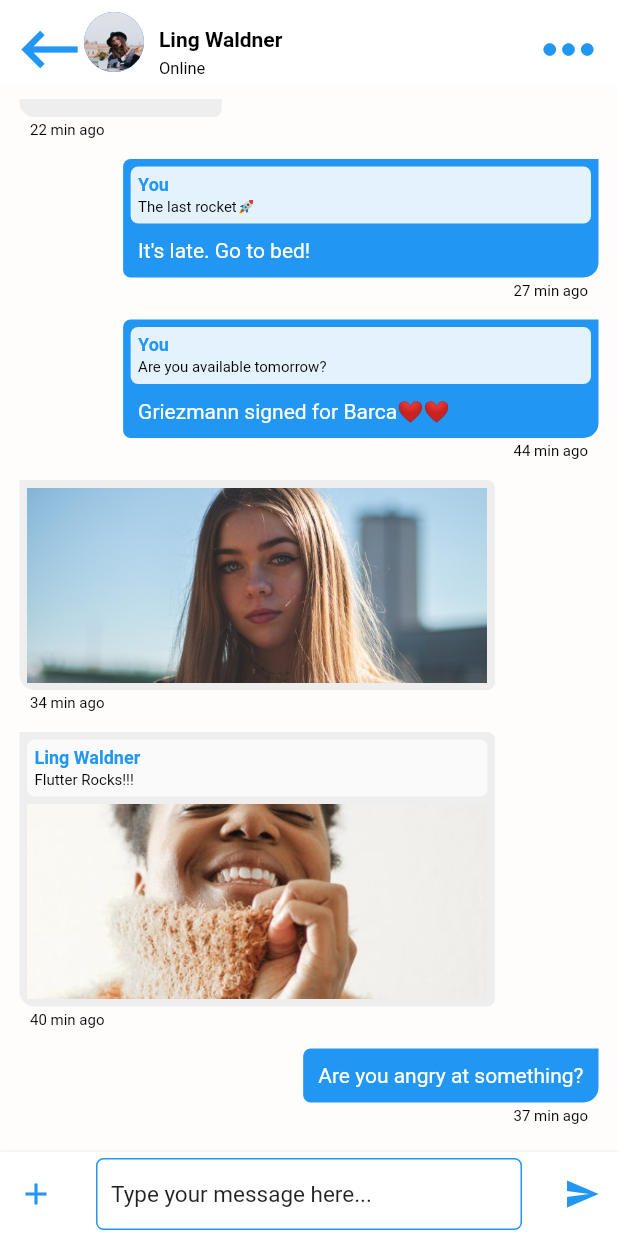
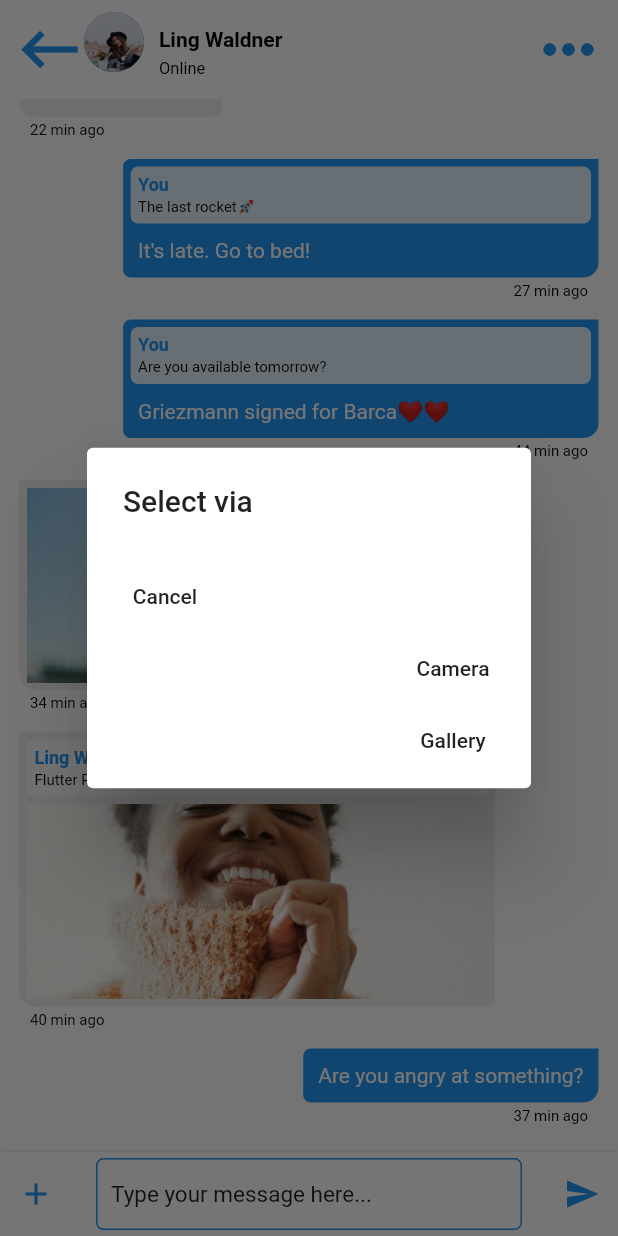
Before and after one commit to expertamitch/devhub, a Flutter app: the Conversation screen opened directly with empty values, after a tap on the "add" icon, on a phone screen of 412 x 824 dp. Run offline on Flutter 3.47's test engine with Material 2 defaults, Android fonts, the phone set to English and light mode, and no system bars; our stand-ins replace carousel_slider, country_code_picker, flutter_chips_input, font_awesome_flutter, image_picker, photo_view and 2 more; missing offline and left inert: ff_navigation_bar.

Commit message:
chat fixes

```diff
--- a/lib/screens/messages/conversation.dart
+++ b/lib/screens/messages/conversation.dart
@@ -1,3 +1,5 @@
+import 'dart:io';
+
 import 'package:dev_hub/blocs/conversation_bloc.dart';
 import 'package:dev_hub/ui/communities/community_details.dart';
 import 'package:dev_hub/ui/profile/user_profile.dart';
@@ -5,6 +7,8 @@ import 'package:dev_hub/util/data.dart';
 import 'package:dev_hub/widgets/chat_bubble.dart';
 import 'package:flutter/material.dart';
 import 'dart:math';
+
+import 'package:image_picker/image_picker.dart';
 
 class Conversation extends StatefulWidget {
   bool isCommunity;
@@ -19,7 +23,9 @@ class _ConversationState extends State<Conversation> {
   ConversationBloc _bloc = ConversationBloc();
   static Random random = Random();
   String name = names[random.nextInt(10)];
+  File _image;
   TextEditingController textEditingController = TextEditingController();
+  double offset = 0.0;
 
   @override
   Widget build(BuildContext context) {
@@ -181,7 +187,10 @@ class _ConversationState extends State<Conversation> {
                       reverse: true,
                       itemBuilder: (BuildContext context, int index) {
                         Map msg = snapshot.data[index];
-                        return ChatBubble(
+                        return GestureDetector(
+                          child: Transform.translate(
+                            offset: Offset(offset, 0.0),
+                            child: ChatBubble(
                               message: msg['type'] == "text"
                                   ? msg["text"]
                                   : msg["image"],
@@ -193,6 +202,17 @@ class _ConversationState extends State<Conversation> {
                               isGroup: msg['isGroup'],
                               isReply: msg['isReply'],
                               replyName: name,
+                            ),
+                          ),
+                          onHorizontalDragUpdate: (i) {
+                            setState(() {
+                              offset = i.globalPosition.dx;
+                            });
+                            print(i.localPosition.toString());
+                          },
+                          onHorizontalDragStart: (i) {
+//                            print(i.localPosition.toString());
+                          },
                         );
                       },
                     );
@@ -226,7 +246,9 @@ class _ConversationState extends State<Conversation> {
                             Icons.add,
                             color: Theme.of(context).accentColor,
                           ),
-                          onPressed: () {},
+                          onPressed: () {
+                            _showImagePickOptionDialog(false);
+                          },
                         ),
                         contentPadding: EdgeInsets.all(0),
                         title: TextField(
@@ -309,4 +331,58 @@ class _ConversationState extends State<Conversation> {
           );
         });
   }
+
+  Future _getViaGallery(bool isReply) async {
+    var image = await ImagePicker.pickImage(source: ImageSource.gallery);
+    setState(() {
+      _image = image;
+      _bloc.addMediaMesssage(image.path, isReply);
+    });
   }
+
+  Future _getViaCamera(bool isReply) async {
+    var image = await ImagePicker.pickImage(source: ImageSource.camera);
+    setState(() {
+      _image = image;
+      _bloc.addMediaMesssage(image.path, isReply);
+    });
+  }
+
+  void _showImagePickOptionDialog(bool isReply) {
+    // flutter defined function
+    showDialog(
+      context: context,
+      builder: (BuildContext context) {
+        return AlertDialog(
+          title: Text("Select via"),
+          actions: <Widget>[
+            Container(
+              alignment: Alignment.centerLeft,
+              child: FlatButton(
+                  child: new Text(
+                    "Cancel",
+                    textAlign: TextAlign.start,
+                  ),
+                  onPressed: () {
+                    Navigator.of(context).pop();
+                  }),
+            ),
+            // usually buttons at the bottom of the dialog
+            FlatButton(
+                child: new Text("Camera"),
+                onPressed: () {
+                  Navigator.of(context).pop();
+                  _getViaCamera(isReply);
+                }),
+            FlatButton(
+                child: new Text("Gallery"),
+                onPressed: () {
+                  Navigator.of(context).pop();
+                  _getViaGallery(isReply);
+                }),
+          ],
+        );
+      },
+    );
+  }
+}
--- a/lib/widgets/chat_bubble.dart
+++ b/lib/widgets/chat_bubble.dart
@@ -1,15 +1,14 @@
 import 'dart:async';
+import 'dart:io';
 import 'dart:math';
 import 'package:flutter/material.dart';
 
 class ChatBubble extends StatefulWidget {
-
-
   final String message, time, username, type, replyText, replyName;
   final bool isMe, isGroup, isReply;
 
-  ChatBubble({
-    @required this.message,
+  ChatBubble(
+      {@required this.message,
       @required this.time,
       @required this.isMe,
       @required this.isGroup,
@@ -19,25 +18,20 @@ class ChatBubble extends StatefulWidget {
       @required this.isReply,
       @required this.replyName});
 
-
   @override
   _ChatBubbleState createState() => _ChatBubbleState();
 }
 
-
 class _ChatBubbleState extends State<ChatBubble> {
-
-
   List colors = Colors.primaries;
   static Random random = Random();
   int rNum = random.nextInt(18);
 
-
-
   @override
   Widget build(BuildContext context) {
-    final bg = widget.isMe ?Theme.of(context).accentColor : Colors.grey[200];
-    final align = widget.isMe ? CrossAxisAlignment.end: CrossAxisAlignment.start;
+    final bg = widget.isMe ? Theme.of(context).accentColor : Colors.grey[200];
+    final align =
+        widget.isMe ? CrossAxisAlignment.end : CrossAxisAlignment.start;
     final radius = widget.isMe
         ? BorderRadius.only(
             topLeft: Radius.circular(5.0),
@@ -60,15 +54,17 @@ class _ChatBubbleState extends State<ChatBubble> {
             borderRadius: radius,
           ),
           constraints: BoxConstraints(
-            maxWidth:  MediaQuery.of(context).size.width/1.3,
+            maxWidth: MediaQuery.of(context).size.width / 1.3,
             minWidth: 20.0,
           ),
           child: Column(
             mainAxisSize: MainAxisSize.min,
             mainAxisAlignment: MainAxisAlignment.start,
             children: <Widget>[
-              widget.isMe?SizedBox():
-              widget.isGroup?Padding(
+              widget.isMe
+                  ? SizedBox()
+                  : widget.isGroup
+                      ? Padding(
                           padding: EdgeInsets.only(right: 48.0),
                           child: Container(
                             child: Text(
@@ -83,15 +79,14 @@ class _ChatBubbleState extends State<ChatBubble> {
                             alignment: Alignment.centerLeft,
                           ),
                         )
-                  :SizedBox(),
-              widget.isGroup?widget.isMe?SizedBox():SizedBox(height: 5):SizedBox(),
-
-
-              widget.isReply?Container(
+                      : SizedBox(),
+              widget.isGroup
+                  ? widget.isMe ? SizedBox() : SizedBox(height: 5)
+                  : SizedBox(),
+              widget.isReply
+                  ? Container(
                       decoration: BoxDecoration(
-                  color: !widget.isMe
-                      ?Colors.grey[50]
-                      :Colors.blue[50],
+                        color: !widget.isMe ? Colors.grey[50] : Colors.blue[50],
                         borderRadius: BorderRadius.all(Radius.circular(5.0)),
                       ),
                       constraints: BoxConstraints(
@@ -104,10 +99,9 @@ class _ChatBubbleState extends State<ChatBubble> {
                         child: Column(
                           mainAxisSize: MainAxisSize.min,
                           children: <Widget>[
-
                             Container(
                               child: Text(
-                          widget.isMe?"You":widget.replyName,
+                                widget.isMe ? "You" : widget.replyName,
                                 style: TextStyle(
                                   color: Theme.of(context).accentColor,
                                   fontWeight: FontWeight.bold,
@@ -118,10 +112,9 @@ class _ChatBubbleState extends State<ChatBubble> {
                               ),
                               alignment: Alignment.centerLeft,
                             ),
-
                             SizedBox(height: 2),
                             Container(
-                        child:Text(
+                              child: Text(
                                 widget.replyText,
                                 style: TextStyle(
                                   color: Colors.black,
@@ -131,50 +124,61 @@ class _ChatBubbleState extends State<ChatBubble> {
                               ),
                               alignment: Alignment.centerLeft,
                             ),
-
                           ],
                         ),
                       ),
-              ):SizedBox(width: 2),
-
-              widget.isReply?SizedBox(height: 5):SizedBox(),
+                    )
+                  : SizedBox(width: 2),
+              widget.isReply ? SizedBox(height: 5) : SizedBox(),
               Padding(
-                padding: EdgeInsets.all(widget.type == "text" ? 5:0),
-                child: widget.type == "text"? !widget.isReply
-                    ?Text(
+                padding: EdgeInsets.all(widget.type == "text" ? 5 : 0),
+                child: widget.type == "text"
+                    ? !widget.isReply
+                        ? Text(
                             widget.message,
-                  style:  TextStyle(
-                    color: widget.isMe
-                        ?Colors.white
-                        :Colors.black,
+                            style: TextStyle(
+                              color: widget.isMe ? Colors.white : Colors.black,
                             ),
                           )
-                    :Container(
+                        : Container(
                             alignment: Alignment.centerLeft,
                             child: Text(
                               widget.message,
-                    style:  TextStyle(
-                      color: widget.isMe
-                          ?Colors.white
-                          :Colors.black,
+                              style: TextStyle(
+                                color:
+                                    widget.isMe ? Colors.white : Colors.black,
                               ),
                             ),
-                ):Image.asset(
+                          )
+                    : widget.message.startsWith("assets")
+                        ? Image.asset(
                             "${widget.message}",
                             height: 130,
-                  width: MediaQuery.of(context).size.width/1.3,
+                            width: MediaQuery.of(context).size.width / 1.3,
+                            fit: BoxFit.cover,
+                          )
+                        : Image.file(
+                            File.fromUri(Uri.parse("${widget.message}")),
+                            height: 130,
+                            width: MediaQuery.of(context).size.width / 1.3,
                             fit: BoxFit.cover,
                           ),
               ),
             ],
           ),
         ),
-
         Padding(
           padding: widget.isMe
-              ? EdgeInsets.only(right: 10, bottom: 10.0,)
-              :EdgeInsets.only(left: 10, bottom: 10.0,),
-          child: Text(widget.time,
+              ? EdgeInsets.only(
+                  right: 10,
+                  bottom: 10.0,
+                )
+              : EdgeInsets.only(
+                  left: 10,
+                  bottom: 10.0,
+                ),
+          child: Text(
+            widget.time,
             style: TextStyle(
               color: Colors.black,
               fontSize: 10.0,
--- a/pubspec.yaml
+++ b/pubspec.yaml
@@ -26,7 +26,7 @@ dependencies:
   photo_view: ^0.8.0
   intl: ^0.15.7
   country_code_picker: ^1.1.7
-  image_picker: ^0.6.1+11
+  image_picker: ^0.6.2+1
   flutter_chips_input: ^1.6.0
   ff_navigation_bar: ^0.1.2
 
```
Also changed, not shown: lib/blocs/conversation_bloc.dart (+24 -0 lines), pubspec.lock, 2 other files. Lines whose indentation alone changed are shown as unchanged.
